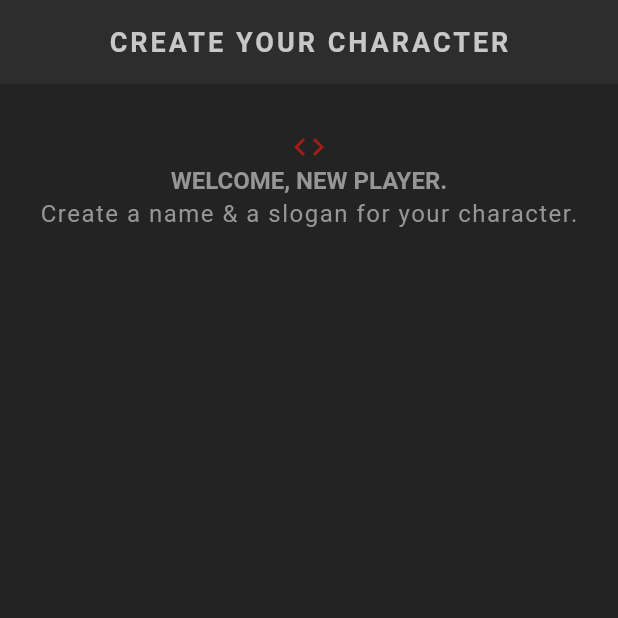
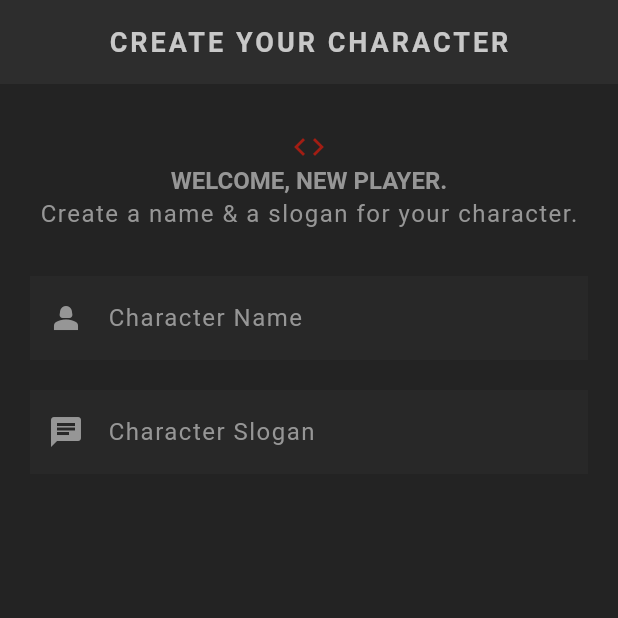
Before and after one commit to tertiussc/flutter_rpg_2, a Flutter app: the screen it shows after launch, on a phone screen of 412 x 824 dp, the top half of it. Run offline on Flutter 3.47's test engine with Material 3 defaults, Android fonts, the phone set to English and light mode, and no system bars.

Commit message:
Added input fields to create screen

```diff
--- a/lib/screens/create/create.dart
+++ b/lib/screens/create/create.dart
@@ -35,6 +35,29 @@ class _CreateState extends State<Create> {
               child: StyledText('Create a name & a slogan for your character.'),
             ),
             const SizedBox(height: 30),
+            // Input and slogan
+            TextField(
+              cursorColor: AppColors.textColor,
+              style: TextStyle(color: AppColors.textColor),
+              decoration: InputDecoration(
+                prefixIcon: Icon(Icons.person_2),
+                label: StyledText('Character Name'),
+              ),
+            ),
+            SizedBox(
+              height: 20,
+            ),
+            TextField(
+              cursorColor: AppColors.textColor,
+              style: TextStyle(color: AppColors.textColor),
+              decoration: InputDecoration(
+                prefixIcon: Icon(Icons.chat),
+                label: StyledText('Character Slogan'),
+              ),
+            ),
+            SizedBox(
+              height: 20,
+            )
           ],
         ),
       ),
--- a/lib/theme.dart
+++ b/lib/theme.dart
@@ -54,4 +54,11 @@ ThemeData primaryTheme = ThemeData(
       shadowColor: Colors.transparent,
       margin: EdgeInsets.only(bottom: 16),
     ),
-);
+    // Input decoraction theme
+    inputDecorationTheme: InputDecorationTheme(
+      filled: true,
+      fillColor: AppColors.secondaryColor.withValues(alpha: 0.5),
+      border: InputBorder.none,
+      labelStyle: TextStyle(color: AppColors.textColor),
+      prefixIconColor: AppColors.textColor,
+    ));
```
Lines whose indentation alone changed are shown as unchanged.
